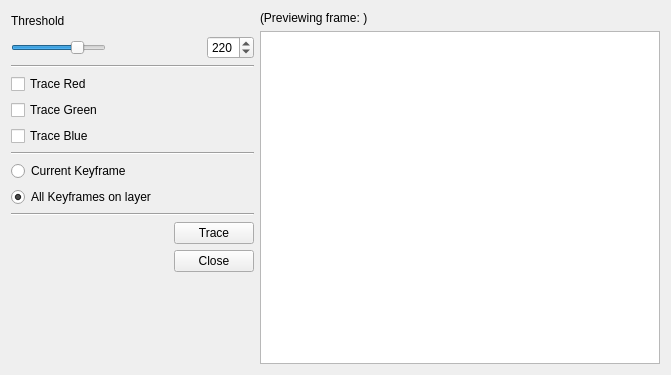
This is app/ui/addtransparencytopaperdialog.ui in pencil2d/pencil as Qt 5 draws it before an edit. The edited form follows.
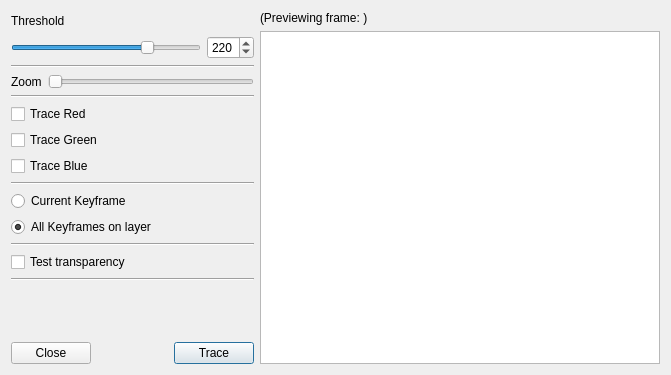
This is the edited form. Icons and pictures are not drawn.

Patch:
```diff
--- a/app/ui/addtransparencytopaperdialog.ui
+++ b/app/ui/addtransparencytopaperdialog.ui
@@ -62,19 +62,6 @@
              </property>
             </widget>
            </item>
-           <item>
-            <spacer name="horizontalSpacer_7">
-             <property name="orientation">
-              <enum>Qt::Horizontal</enum>
-             </property>
-             <property name="sizeHint" stdset="0">
-              <size>
-               <width>40</width>
-               <height>20</height>
-              </size>
-             </property>
-            </spacer>
-           </item>
            <item>
             <widget class="QSpinBox" name="sb_treshold">
              <property name="toolTip">
@@ -102,6 +89,40 @@
          </property>
         </widget>
        </item>
+       <item>
+        <layout class="QHBoxLayout" name="horizontalLayout_9">
+         <property name="topMargin">
+          <number>0</number>
+         </property>
+         <item>
+          <widget class="QLabel" name="zoomLabel">
+           <property name="text">
+            <string>Zoom</string>
+           </property>
+          </widget>
+         </item>
+         <item>
+          <widget class="QSlider" name="zoomSlider">
+           <property name="minimum">
+            <number>1</number>
+           </property>
+           <property name="maximum">
+            <number>10</number>
+           </property>
+           <property name="orientation">
+            <enum>Qt::Horizontal</enum>
+           </property>
+          </widget>
+         </item>
+        </layout>
+       </item>
+       <item>
+        <widget class="Line" name="line_5">
+         <property name="orientation">
+          <enum>Qt::Horizontal</enum>
+         </property>
+        </widget>
+       </item>
        <item>
         <layout class="QHBoxLayout" name="horizontalLayout">
          <item>
@@ -236,52 +257,18 @@
         </widget>
        </item>
        <item>
-        <layout class="QHBoxLayout" name="horizontalLayout_6">
-         <item>
-          <spacer name="horizontalSpacer_5">
-           <property name="orientation">
-            <enum>Qt::Horizontal</enum>
-           </property>
-           <property name="sizeHint" stdset="0">
-            <size>
-             <width>40</width>
-             <height>20</height>
-            </size>
-           </property>
-          </spacer>
-         </item>
-         <item>
-          <widget class="QPushButton" name="btnTrace">
-           <property name="text">
-            <string>Trace</string>
-           </property>
-          </widget>
-         </item>
-        </layout>
+        <widget class="QCheckBox" name="testTransparencyCheckbox">
+         <property name="text">
+          <string>Test transparency</string>
+         </property>
+        </widget>
        </item>
        <item>
-        <layout class="QHBoxLayout" name="horizontalLayout_5">
-         <item>
-          <spacer name="horizontalSpacer_6">
-           <property name="orientation">
-            <enum>Qt::Horizontal</enum>
-           </property>
-           <property name="sizeHint" stdset="0">
-            <size>
-             <width>40</width>
-             <height>20</height>
-            </size>
-           </property>
-          </spacer>
-         </item>
-         <item>
-          <widget class="QPushButton" name="btnCancel">
-           <property name="text">
-            <string>Close</string>
-           </property>
-          </widget>
-         </item>
-        </layout>
+        <widget class="Line" name="line_4">
+         <property name="orientation">
+          <enum>Qt::Horizontal</enum>
+         </property>
+        </widget>
        </item>
        <item>
         <spacer name="verticalSpacer">
@@ -296,6 +283,40 @@
          </property>
         </spacer>
        </item>
+       <item>
+        <layout class="QHBoxLayout" name="horizontalLayout_5">
+         <item>
+          <widget class="QPushButton" name="btnCancel">
+           <property name="text">
+            <string>Close</string>
+           </property>
+          </widget>
+         </item>
+         <item>
+          <spacer name="horizontalSpacer_5">
+           <property name="orientation">
+            <enum>Qt::Horizontal</enum>
+           </property>
+           <property name="sizeHint" stdset="0">
+            <size>
+             <width>40</width>
+             <height>20</height>
+            </size>
+           </property>
+          </spacer>
+         </item>
+         <item>
+          <widget class="QPushButton" name="btnTrace">
+           <property name="text">
+            <string>Trace</string>
+           </property>
+           <property name="default">
+            <bool>true</bool>
+           </property>
+          </widget>
+         </item>
+        </layout>
+       </item>
       </layout>
      </item>
      <item>
```
Left out of the diff: 3 changed lines with no effect on the pictures.
